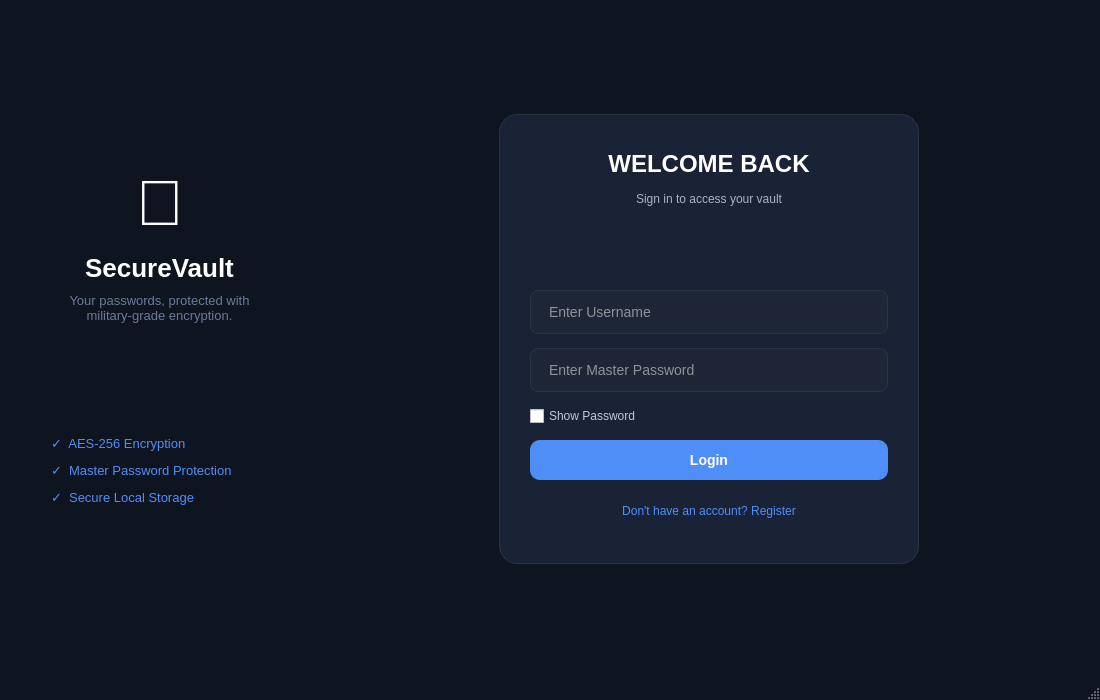
Sanketpatil27/HashVault, file HashVault/HashVault.ui: the form before one commit.
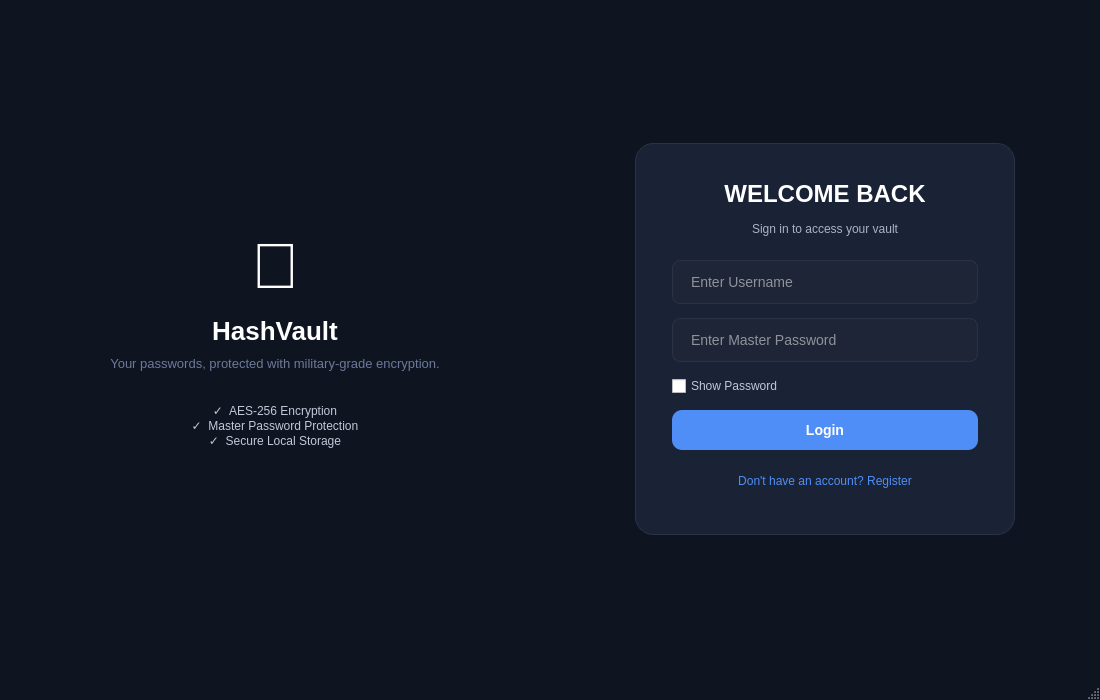
The form after the commit.

Commit message: fixed login screen

The edit to the form file:
```diff
--- a/HashVault/HashVault.ui
+++ b/HashVault/HashVault.ui
@@ -544,9 +544,6 @@
        <number>0</number>
       </property>
       <widget class="QWidget" name="loginPage">
-       <property name="styleSheet">
-        <string notr="true">QWidget#LoginPage { background-color: #0F1421; }</string>
-       </property>
        <layout class="QHBoxLayout" name="loginMainLayout">
         <property name="spacing">
          <number>0</number>
@@ -564,22 +561,23 @@
          <number>0</number>
         </property>
         <item>
+   <widget class="QWidget" name="loginLeftPanel">
+
+    <!-- horstretch 1 = takes equal share of width with right panel -->
+    <property name="sizePolicy">
+     <sizepolicy hsizetype="Preferred" vsizetype="Preferred">
+      <horstretch>1</horstretch>
+      <verstretch>0</verstretch>
+     </sizepolicy>
+    </property>
+
          <layout class="QVBoxLayout" name="leftPanelLayout">
-          <property name="spacing">
-           <number>0</number>
-          </property>
-          <property name="leftMargin">
-           <number>48</number>
-          </property>
-          <property name="topMargin">
-           <number>60</number>
-          </property>
-          <property name="rightMargin">
-           <number>48</number>
-          </property>
-          <property name="bottomMargin">
-           <number>60</number>
-          </property>
+     <property name="spacing"><number>0</number></property>
+     <property name="leftMargin"><number>48</number></property>
+     <property name="topMargin"><number>0</number></property>
+     <property name="rightMargin"><number>48</number></property>
+     <property name="bottomMargin"><number>0</number></property>
+
           <item>
            <spacer name="leftTopSpacer">
             <property name="orientation">
@@ -609,81 +607,51 @@
           <item>
            <widget class="QLabel" name="brandName">
             <property name="styleSheet">
-             <string notr="true">
-                color: #FFFFFF; font-size: 26px; font-weight: bold;
-                font-family: &quot;Segoe UI&quot;; background: transparent; margin-top: 14px;
-              </string>
-            </property>
-            <property name="text">
-             <string>SecureVault</string>
-            </property>
-            <property name="alignment">
-             <set>Qt::AlignmentFlag::AlignCenter</set>
-            </property>
-           </widget>
-          </item>
+        <string notr="true">color: #FFFFFF; font-size: 26px; font-weight: bold; font-family: &quot;Segoe UI&quot;; background: transparent; margin-top: 14px;</string>
+       </property>
+       <property name="text"><string>HashVault</string></property>
+       <property name="alignment"><set>Qt::AlignmentFlag::AlignCenter</set></property>
+      </widget>
+     </item>
+
           <item>
            <widget class="QLabel" name="brandTagline">
             <property name="styleSheet">
-             <string notr="true">
-                color: #6B7A99; font-size: 13px; font-family: &quot;Segoe UI&quot;;
-                background: transparent; margin-top: 10px; line-height: 1.6;
-              </string>
-            </property>
-            <property name="text">
-             <string>Your passwords, protected with military-grade encryption.</string>
-            </property>
-            <property name="alignment">
-             <set>Qt::AlignmentFlag::AlignCenter</set>
-            </property>
-            <property name="wordWrap">
-             <bool>true</bool>
-            </property>
-           </widget>
-          </item>
+        <string notr="true">color: #6B7A99; font-size: 13px; font-family: &quot;Segoe UI&quot;; background: transparent; margin-top: 10px;</string>
+       </property>
+       <property name="text"><string>Your passwords, protected with military-grade encryption.</string></property>
+       <property name="alignment"><set>Qt::AlignmentFlag::AlignCenter</set></property>
+       <property name="wordWrap"><bool>true</bool></property>
+      </widget>
+     </item>
+
           <item>
            <spacer name="leftMidSpacer">
-            <property name="orientation">
-             <enum>Qt::Orientation::Vertical</enum>
-            </property>
-            <property name="sizeHint" stdset="0">
-             <size>
-              <width>20</width>
-              <height>32</height>
-             </size>
-            </property>
-           </spacer>
-          </item>
+       <property name="orientation"><enum>Qt::Orientation::Vertical</enum></property>
+       <property name="sizeType"><enum>QSizePolicy::Policy::Fixed</enum></property>
+       <property name="sizeHint" stdset="0"><size><width>20</width><height>32</height></size></property>
+      </spacer>
+     </item>
+
           <item>
            <widget class="QLabel" name="feature1">
-            <property name="styleSheet">
-             <string notr="true">color: #4F8EF7; font-size: 13px; background: transparent; margin: 5px 0; font-family: &quot;Segoe UI&quot;;</string>
-            </property>
-            <property name="text">
-             <string>✓  AES-256 Encryption</string>
-            </property>
+       <property name="text"><string>✓  AES-256 Encryption</string></property>
+       <property name="alignment"><set>Qt::AlignmentFlag::AlignCenter</set></property>
            </widget>
           </item>
           <item>
            <widget class="QLabel" name="feature2">
-            <property name="styleSheet">
-             <string notr="true">color: #4F8EF7; font-size: 13px; background: transparent; margin: 5px 0; font-family: &quot;Segoe UI&quot;;</string>
-            </property>
-            <property name="text">
-             <string>✓  Master Password Protection</string>
-            </property>
+       <property name="text"><string>✓  Master Password Protection</string></property>
+       <property name="alignment"><set>Qt::AlignmentFlag::AlignCenter</set></property>
            </widget>
           </item>
           <item>
            <widget class="QLabel" name="feature3">
-            <property name="styleSheet">
-             <string notr="true">color: #4F8EF7; font-size: 13px; background: transparent; margin: 5px 0; font-family: &quot;Segoe UI&quot;;</string>
-            </property>
-            <property name="text">
-             <string>✓  Secure Local Storage</string>
-            </property>
-           </widget>
-          </item>
+       <property name="text"><string>✓  Secure Local Storage</string></property>
+       <property name="alignment"><set>Qt::AlignmentFlag::AlignCenter</set></property>
+      </widget>
+     </item>
+
           <item>
            <spacer name="leftBottomSpacer">
             <property name="orientation">
@@ -698,34 +666,59 @@
            </spacer>
           </item>
          </layout>
+   </widget>
         </item>
 
-        <!-- *******************************************   right panel   *************************************************** -->
-
+  <!-- ── RIGHT PANEL — always exactly 50% width ────────────────── -->
         <item>
-            <widget class="QWidget" name="loginPage">
-                <layout class="QHBoxLayout" name="loginMainLayout">
+   <widget class="QWidget" name="loginRightPanel">
+
+    <!-- horstretch 1 = matches left panel exactly -->
+    <property name="sizePolicy">
+     <sizepolicy hsizetype="Preferred" vsizetype="Preferred">
+      <horstretch>1</horstretch>
+      <verstretch>0</verstretch>
+     </sizepolicy>
+    </property>
+
+    <layout class="QVBoxLayout" name="rightOuterLayout">
                 <property name="spacing"><number>0</number></property>
                 <property name="leftMargin"><number>0</number></property>
                 <property name="topMargin"><number>0</number></property>
                 <property name="rightMargin"><number>0</number></property>
                 <property name="bottomMargin"><number>0</number></property>
+
+     <!-- ↕ vertical centering -->
                 <item>
-                    <spacer name="leftSpacer">
+      <spacer name="rightTopSpacer">
+       <property name="orientation"><enum>Qt::Orientation::Vertical</enum></property>
+       <property name="sizeHint" stdset="0"><size><width>20</width><height>40</height></size></property>
+      </spacer>
+     </item>
+
+     <!-- ↔ horizontal centering row -->
+     <item>
+      <layout class="QHBoxLayout" name="rightInnerLayout">
+       <property name="spacing"><number>0</number></property>
+       <item>
+        <spacer name="cardLeftSpacer">
                     <property name="orientation"><enum>Qt::Orientation::Horizontal</enum></property>
-                    <property name="sizeHint" stdset="0"><size><width>200</width><height>20</height></size></property>
-                    </spacer>
-                </item>
+         <property name="sizeHint" stdset="0"><size><width>40</width><height>20</height></size></property>
+        </spacer>
+       </item>
+
+       <!-- ── CARD (fixed size, floats at center of right half) ── -->
                 <item>
                     <widget class="QFrame" name="loginCard">
-                    <property name="minimumSize"><size><width>420</width><height>450</height></size></property>
-                    <property name="maximumSize"><size><width>420</width><height>450</height></size></property>
+         <property name="minimumSize"><size><width>380</width><height>380</height></size></property>
+         <property name="maximumSize"><size><width>420</width><height>440</height></size></property>
                     <layout class="QVBoxLayout" name="loginCardLayout">
                         <property name="spacing"><number>14</number></property>
-                        <property name="leftMargin"><number>30</number></property>
-                        <property name="topMargin"><number>35</number></property>
-                        <property name="rightMargin"><number>30</number></property>
-                        <property name="bottomMargin"><number>35</number></property>
+          <property name="leftMargin"><number>36</number></property>
+          <property name="topMargin"><number>36</number></property>
+          <property name="rightMargin"><number>36</number></property>
+          <property name="bottomMargin"><number>36</number></property>
+
                         <item>
                         <widget class="QLabel" name="welcomeLabel">
                             <property name="text"><string>WELCOME BACK</string></property>
@@ -739,9 +732,10 @@
                         </widget>
                         </item>
                         <item>
-                        <spacer name="topSpacer">
+           <spacer name="cardTopGap">
                             <property name="orientation"><enum>Qt::Orientation::Vertical</enum></property>
-                            <property name="sizeHint" stdset="0"><size><width>20</width><height>15</height></size></property>
+            <property name="sizeType"><enum>QSizePolicy::Policy::Fixed</enum></property>
+            <property name="sizeHint" stdset="0"><size><width>20</width><height>10</height></size></property>
                         </spacer>
                         </item>
                         <item>
@@ -762,7 +756,7 @@
                         </item>
                         <item>
                         <widget class="QPushButton" name="loginButton">
-                            <property name="minimumSize"><size><width>0</width><height>36</height></size></property>
+            <property name="minimumSize"><size><width>0</width><height>42</height></size></property>
                             <property name="text"><string>Login</string></property>
                         </widget>
                         </item>
@@ -774,17 +768,28 @@
                     </layout>
                     </widget>
                 </item>
+       <!-- END CARD -->
+
                 <item>
-                    <spacer name="rightSpacer">
+        <spacer name="cardRightSpacer">
                     <property name="orientation"><enum>Qt::Orientation::Horizontal</enum></property>
-                    <property name="sizeHint" stdset="0"><size><width>200</width><height>20</height></size></property>
+         <property name="sizeHint" stdset="0"><size><width>40</width><height>20</height></size></property>
+        </spacer>
+       </item>
+      </layout>
+     </item>
+
+     <!-- ↕ vertical centering -->
+     <item>
+      <spacer name="rightBottomSpacer">
+       <property name="orientation"><enum>Qt::Orientation::Vertical</enum></property>
+       <property name="sizeHint" stdset="0"><size><width>20</width><height>40</height></size></property>
                     </spacer>
                 </item>
                 </layout>
             </widget>
         </item>
-        <!-- ***************************** end ***************************** -->
-        
+
        </layout>
       </widget>
       <widget class="QWidget" name="dashboardPage">
```
Left out of the diff: 63 changed lines with no effect on the pictures. Lines whose indentation alone changed are shown as unchanged.
